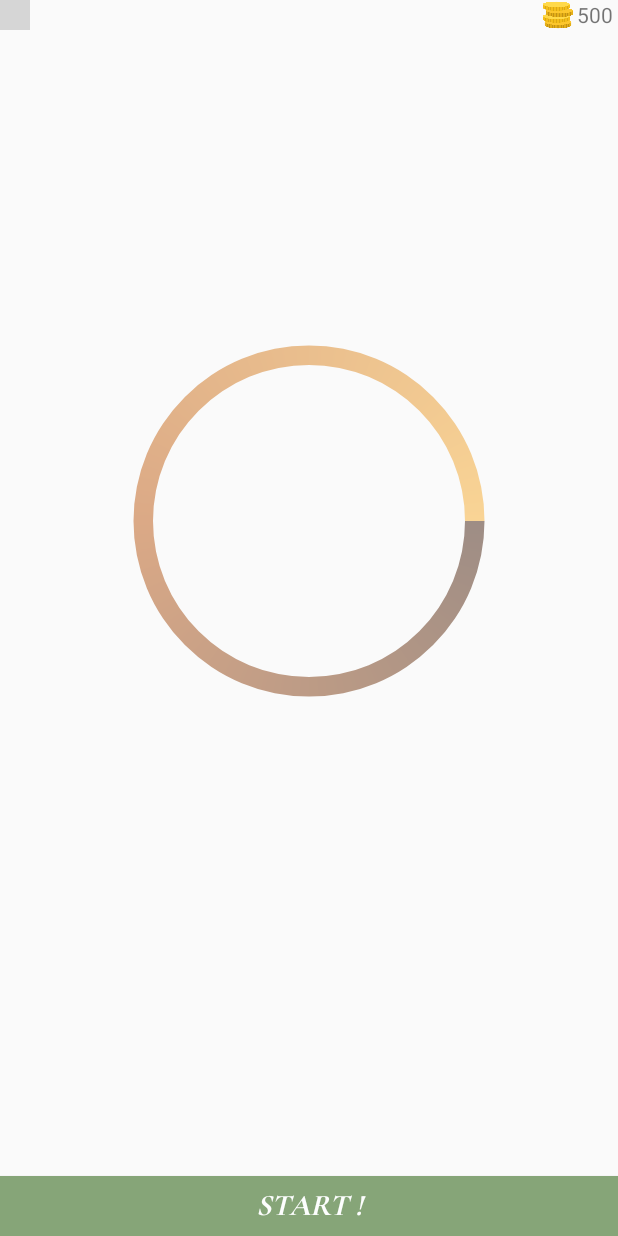
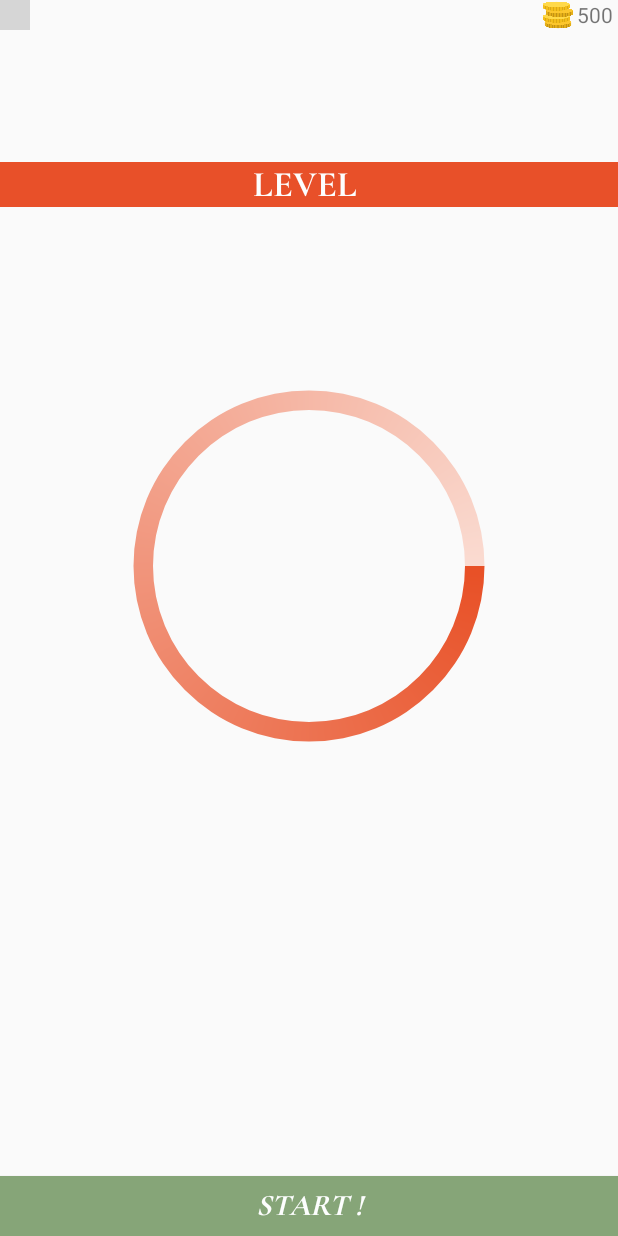
Before and after one commit to TAMMYLE/WordAddicts, an Android app: the TimerActivity screen opened directly, with no data from a screen before it, on a phone screen of 412 x 824 dp. Run offline under Robolectric (Android 15) with nearby library versions, the light colour scheme and no system bars; Roboto replaces fonts that are not available here; grey boxes are pictures that could not be loaded.

Commit message:
Updated design of progress bar in TimerActivity Added Level4 in LetterStorage

```diff
--- a/app/src/main/java/com/example/wordaddicts/LettersStorage.java
+++ b/app/src/main/java/com/example/wordaddicts/LettersStorage.java
@@ -77,6 +77,7 @@ public class LettersStorage {
     public static String randomWordLevel1() {return WORDSLEVEL1[RANDOM.nextInt(WORDSLEVEL1.length)];}
     public static String randomWordLevel2() {return WORDSLEVEL2[RANDOM.nextInt(WORDSLEVEL2.length)];}
     public static String randomWordLevel3() {return WORDSLEVEL3[RANDOM.nextInt(WORDSLEVEL3.length)];}
+    public static String randomWordLevel4() {return WORDSLEVEL4[RANDOM.nextInt(WORDSLEVEL4.length)];} //Added by Tammy Le, 13/5/2019
 
     public static String shuffleWord(String word) {
         if (word != null && !"".equals(word)){
--- a/app/src/main/res/drawable/drawable_circle_dark.xml
+++ b/app/src/main/res/drawable/drawable_circle_dark.xml
@@ -10,9 +10,9 @@
             android:useLevel="false"
             android:visible="true">
             <gradient
-                android:centerColor="#DBA986"
-                android:endColor="#F9D495"
-                android:startColor="#9E8D85"
+                android:centerColor="#F1957C"
+                android:endColor="#FADBD1"
+                android:startColor="#E85026"
                 android:type="sweep" />
         </shape>
     </item>
--- a/app/src/main/res/drawable/drawable_circle_light.xml
+++ b/app/src/main/res/drawable/drawable_circle_light.xml
@@ -13,9 +13,9 @@
                 android:useLevel="true"
                 android:visible="true">
                 <gradient
-                    android:centerColor="#DBA986"
-                    android:endColor="#F9D495"
-                    android:startColor="#9E8D85"
+                    android:centerColor="#F6B8A6"
+                    android:endColor="#FADBD1"
+                    android:startColor="#F1957C"
                     android:type="sweep" />
             </shape>
         </rotate>
--- a/app/src/main/res/layout/activity_shop.xml
+++ b/app/src/main/res/layout/activity_shop.xml
@@ -10,9 +10,9 @@
     android:background="@color/backgroundcolor">
 
     <LinearLayout
-    android:layout_width="match_parent"
-    android:layout_height="20dp"
-    android:orientation="horizontal"
+        android:layout_width="match_parent"
+        android:layout_height="20dp"
+        android:orientation="horizontal"
         >
         <LinearLayout
             android:layout_width="200dp"
--- a/app/src/main/res/layout/activity_timer.xml
+++ b/app/src/main/res/layout/activity_timer.xml
@@ -108,6 +108,24 @@
         </LinearLayout>
     </LinearLayout>
 
+    //level layout
+    <LinearLayout
+        android:layout_width="match_parent"
+        android:layout_height="wrap_content"
+        android:gravity="center"
+        android:background="@color/colorLightOrange">
+
+        <TextView
+            android:id="@+id/leveltextview"
+            android:layout_width="wrap_content"
+            android:layout_height="wrap_content"
+            android:text="LEVEL "
+            android:fontFamily="@font/cormorant_garamond_bold"
+            android:textSize="24sp"
+            android:textColor="@color/colorWhite"
+            />
+    </LinearLayout>
+
     //shuffle word
     <LinearLayout
         android:layout_width="match_parent"
@@ -117,7 +135,6 @@
             android:id="@+id/shuffledWord"
             android:layout_width="match_parent"
             android:layout_height="wrap_content"
-
             android:gravity="center"
             android:text="Shuffled Word"
             android:fontFamily="@font/cormorant_garamond_bold"
@@ -160,6 +177,7 @@
                 android:layout_width="180dp"
                 android:layout_height="80dp"
                 android:layout_centerInParent="true"
+                android:maxLength="15"
                 android:gravity="center"
                 android:textColor="@android:color/black"
                 android:textSize="30sp"
--- a/app/src/main/res/values/colors.xml
+++ b/app/src/main/res/values/colors.xml
@@ -23,6 +23,7 @@
     <color name="colorBlueGreen">#5A8799</color>
     <color name="lightNavy">#20c5d7</color>
     <color name="darkGreen">#86a578</color>
+    <color name="colorLightOrange">#e85029</color>
     //added by Phong 7/5/2019
     <color name="backgroundcolor">#fcfcfc</color>
     <!--<color name="backgroundcolor">#515254</color>-->
```
Also changed, not shown: app/src/main/java/com/example/wordaddicts/TimerActivity.java (+22 -3 lines).
